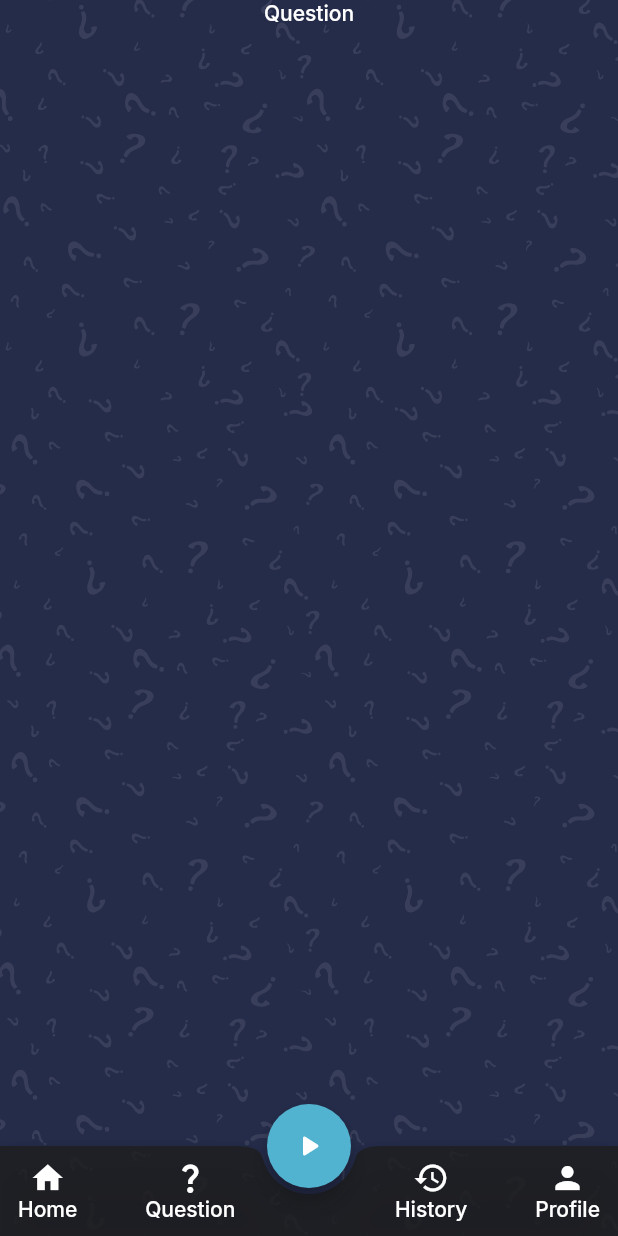
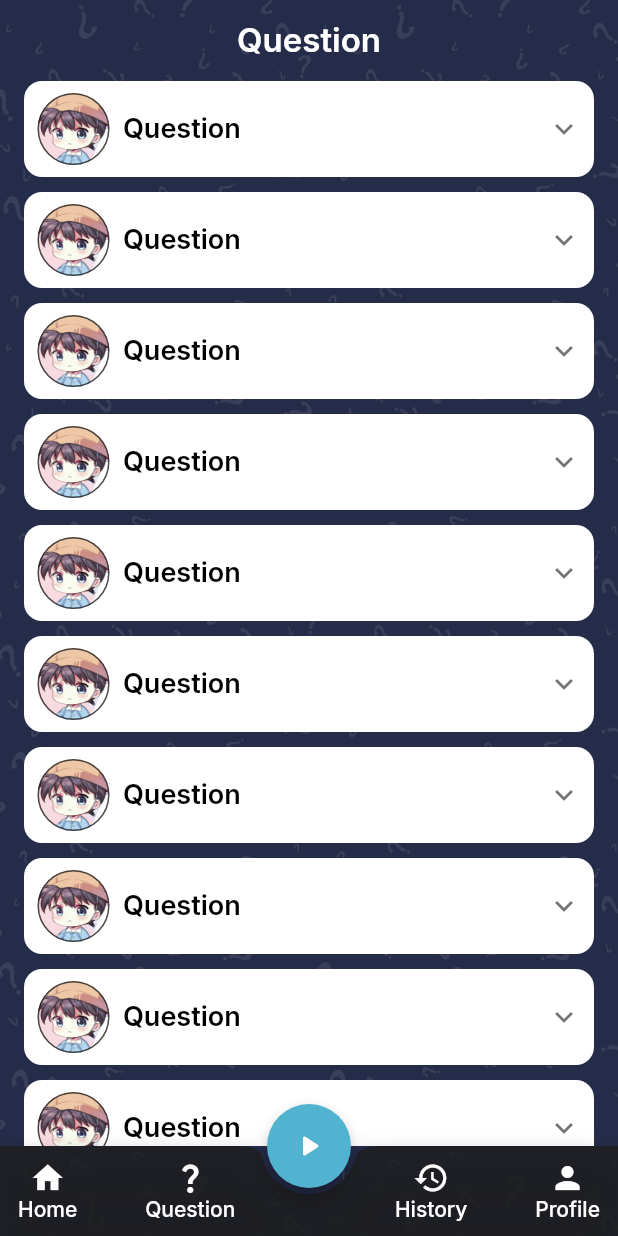
Before and after one commit to JackNguyenIT/flutter_quiz_app, a Flutter app: the screen it shows after launch, swiped to page 2, on a phone screen of 412 x 824 dp. Run offline on Flutter 3.47's test engine with Material 2 defaults, Android fonts, the phone set to English and light mode, and no system bars; our stand-ins replace floor, flutter_bloc, flutter_secure_storage, flutter_svg, freezed_annotation, get_it and 5 more; accounts and stored records are empty; generated files the repository leaves out were written again.

Commit message:
update page question

```diff
--- a/lib/resource/theme/qa_theme.dart
+++ b/lib/resource/theme/qa_theme.dart
@@ -74,6 +74,13 @@ class QATheme {
           ),
           backgroundColor: QAColors.black,
         ),
+        listTileTheme: const ListTileThemeData(
+          contentPadding: EdgeInsets.zero,
+          minVerticalPadding: 0.0,
+          dense: true,
+          horizontalTitleGap: 0.0,
+          minLeadingWidth: 0,
+        ),
         inputDecorationTheme: const InputDecorationTheme(
           isDense: true,
           contentPadding: EdgeInsets.all(12),
@@ -119,6 +126,13 @@ class QATheme {
           borderSide: BorderSide(width: 1, color: QAColors.white),
         ),
       ),
+      listTileTheme: const ListTileThemeData(
+        contentPadding: EdgeInsets.zero,
+        minVerticalPadding: 0.0,
+        dense: true,
+        horizontalTitleGap: 0.0,
+        minLeadingWidth: 0,
+      ),
       floatingActionButtonTheme: const FloatingActionButtonThemeData(
         backgroundColor: QAColors.white,
       ),
--- a/lib/ui/profile/profile_page.dart
+++ b/lib/ui/profile/profile_page.dart
@@ -25,8 +25,7 @@ class _ProfileViewState extends State<ProfileView>
   @override
   Widget build(BuildContext context) {
     super.build(context);
-    return SafeArea(
-      child: SingleChildScrollView(
+    return SingleChildScrollView(
       child: Column(
         crossAxisAlignment: CrossAxisAlignment.center,
         children: [
@@ -41,7 +40,6 @@ class _ProfileViewState extends State<ProfileView>
           ProfileMenuItem(iconData: Icons.help_outline_rounded, title: AppTranslations.of(context).help, press: (){}),
         ],
       ),
-      ),
     );
   }
 
--- a/lib/ui/profile/widget/profile_info.dart
+++ b/lib/ui/profile/widget/profile_info.dart
@@ -14,13 +14,13 @@ class ProfileInfo extends StatelessWidget {
   @override
   Widget build(BuildContext context) {
     return SizedBox(
-      height: 280,
+      height: 300,
       child: Stack(
         children: <Widget>[
           ClipPath(
             clipper: CustomShape(),
             child: Container(
-              height: 230,
+              height: 250,
               decoration:
                   const BoxDecoration(gradient: QAColors.backgroundTopProfile),
             ),
--- a/lib/ui/question/question_page.dart
+++ b/lib/ui/question/question_page.dart
@@ -1,5 +1,7 @@
 import 'package:flutter/material.dart';
-import 'package:quiz_app/resource/theme/colors.dart';
+import 'package:quiz_app/resource/localization/l10n.dart';
+import 'package:quiz_app/ui/question/widget/question_item.dart';
+import 'package:quiz_app/ui/widget/header_title.dart';
 
 class QuestionPage extends StatelessWidget {
   const QuestionPage({Key? key}) : super(key: key);
@@ -26,18 +28,25 @@ class _QuestionViewState extends State<QuestionView>
       child: Column(
         crossAxisAlignment: CrossAxisAlignment.center,
         children: [
-          Text(
-            "Question",
-            style: Theme.of(context)
-                .textTheme
-                .titleMedium
-                ?.copyWith(fontSize: 14, color: QAColors.white),
-          )
+          HeaderTitle(title: AppTranslations.of(context).question),
+          Expanded(child: _buildList()),
         ],
       ),
     );
   }
 
+  _buildList() {
+    return ListView.separated(
+        padding: const EdgeInsets.only(bottom: 12.0),
+        itemBuilder: (context, index) {
+          return const QuestionItem();
+        },
+        separatorBuilder: (context, index) {
+          return const SizedBox(height: 10);
+        },
+        itemCount: 20);
+  }
+
   @override
   bool get wantKeepAlive => true;
 }
--- /dev/null
+++ b/lib/ui/question/widget/question_item.dart
@@ -0,0 +1,95 @@
+import 'package:flutter/material.dart';
+import 'package:quiz_app/generated/assets.dart';
+import 'package:quiz_app/resource/theme/colors.dart';
+import 'package:quiz_app/ui/widget/app_checkbox.dart';
+
+class QuestionItem extends StatefulWidget {
+  const QuestionItem({super.key});
+
+  @override
+  State<QuestionItem> createState() => _QuestionItemState();
+}
+
+class _QuestionItemState extends State<QuestionItem> {
+  @override
+  Widget build(BuildContext context) {
+    return Padding(
+        padding: const EdgeInsets.symmetric(horizontal: 16.0),
+        child: ExpansionTile(
+          backgroundColor: QAColors.white,
+          collapsedBackgroundColor: QAColors.white,
+          title: _buildItemQuestion("Question"),
+          tilePadding: const EdgeInsets.all(8),
+          shape: RoundedRectangleBorder(
+            borderRadius: BorderRadius.circular(12.0),
+          ),
+          collapsedShape: RoundedRectangleBorder(
+            borderRadius: BorderRadius.circular(12.0),
+          ),
+          leading: _buildItemLeading(),
+          children: [
+            _buildItemAnswer("Answer 1", false),
+            _buildItemAnswer("Answer 2", false),
+            _buildItemAnswer("Answer 3", false),
+            _buildItemAnswer("Answer 4", true),
+            const SizedBox(height: 8.0)
+          ],
+        ));
+  }
+
+  _buildItemQuestion(String content) {
+    return Padding(
+      padding: const EdgeInsets.all(8.0),
+      child: Align(
+          alignment: Alignment.centerLeft,
+          child: Text(content,
+              style: Theme.of(context).textTheme.titleLarge?.copyWith(
+                    fontSize: 18.0,
+                    color: Colors.black,
+                  ))),
+    );
+  }
+
+  _buildItemLeading() {
+    return Container(
+      height: 50,
+      width: 50,
+      decoration: BoxDecoration(
+        shape: BoxShape.circle,
+        border: Border.all(
+          color: QAColors.primaryDark,
+          width: 1,
+        ),
+        image: const DecorationImage(
+          fit: BoxFit.cover,
+          image: AssetImage(Assets.imagesAvatar),
+        ),
+      ),
+    );
+  }
+
+  _buildItemAnswer(String content, bool isCorrect) {
+    return Padding(
+      padding: const EdgeInsets.symmetric(vertical: 4.0, horizontal: 16.0),
+      child: DecoratedBox(
+        decoration: BoxDecoration(
+            border: Border.all(color: QAColors.primaryDark),
+            borderRadius: const BorderRadius.all(Radius.circular(12))),
+        child: Padding(
+          padding: const EdgeInsets.symmetric(vertical: 4.0, horizontal: 16.0),
+          child: Row(
+            mainAxisAlignment: MainAxisAlignment.spaceBetween,
+            children: [
+              Text(content,
+                  style: Theme.of(context).textTheme.titleMedium?.copyWith(
+                        fontSize: 16.0,
+                        color: Colors.black,
+                      )),
+              AppCheckBox(isChecked: isCorrect)
+            ],
+          ),
+        ),
+      ),
+    );
+  }
+}
--- /dev/null
+++ b/lib/ui/widget/app_checkbox.dart
@@ -0,0 +1,28 @@
+import 'package:flutter/material.dart';
+import 'package:quiz_app/resource/theme/colors.dart';
+
+class AppCheckBox extends StatelessWidget {
+  const AppCheckBox({super.key, this.isChecked = false});
+
+  final bool isChecked;
+
+  @override
+  Widget build(BuildContext context) {
+    Color getColor(Set<MaterialState> states) {
+      const Set<MaterialState> interactiveStates = <MaterialState>{
+        MaterialState.selected
+      };
+      if (states.any(interactiveStates.contains)) {
+        return QAColors.green;
+      }
+      return QAColors.primaryDark;
+    }
+
+    return Checkbox(
+        materialTapTargetSize: MaterialTapTargetSize.shrinkWrap,
+        value: isChecked,
+        fillColor: MaterialStateProperty.resolveWith(getColor),
+        splashRadius: 0.0,
+        onChanged: null);
+  }
+}
--- /dev/null
+++ b/lib/ui/widget/header_title.dart
@@ -0,0 +1,22 @@
+import 'package:flutter/material.dart';
+
+class HeaderTitle extends StatelessWidget {
+  const HeaderTitle({super.key, required this.title});
+
+  final String title;
+
+  @override
+  Widget build(BuildContext context) {
+    return SizedBox(
+      height: 54.0,
+      width: double.infinity,
+      child: Center(
+        child: Text(title,
+            style: Theme.of(context).textTheme.titleLarge?.copyWith(
+                  fontSize: 22.0,
+                  color: Colors.white,
+                )),
+      ),
+    );
+  }
+}
```
Lines whose indentation alone changed are shown as unchanged.
